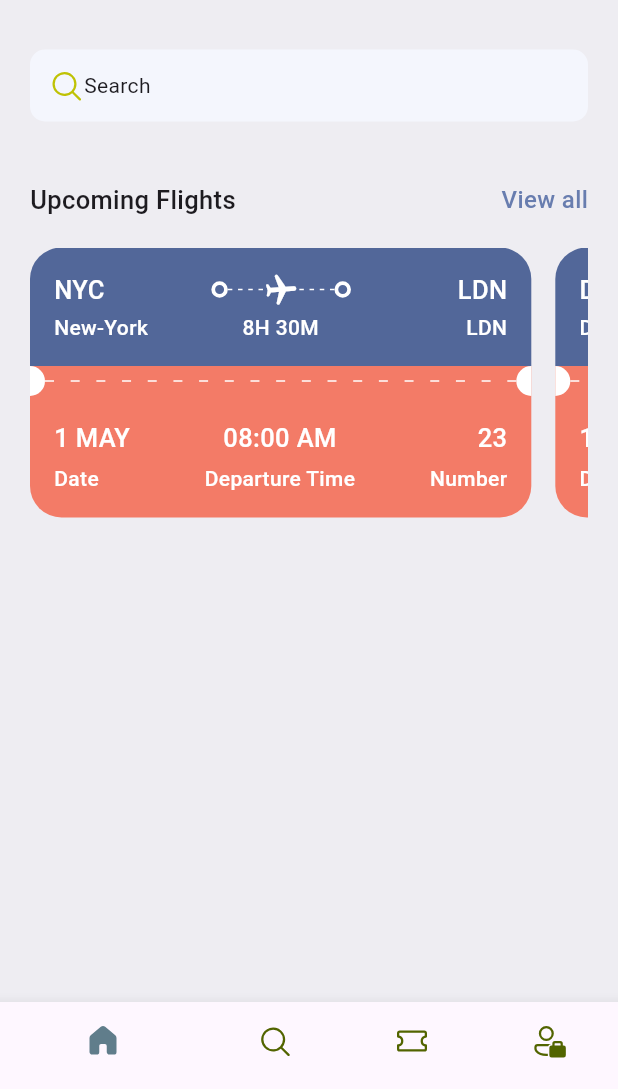
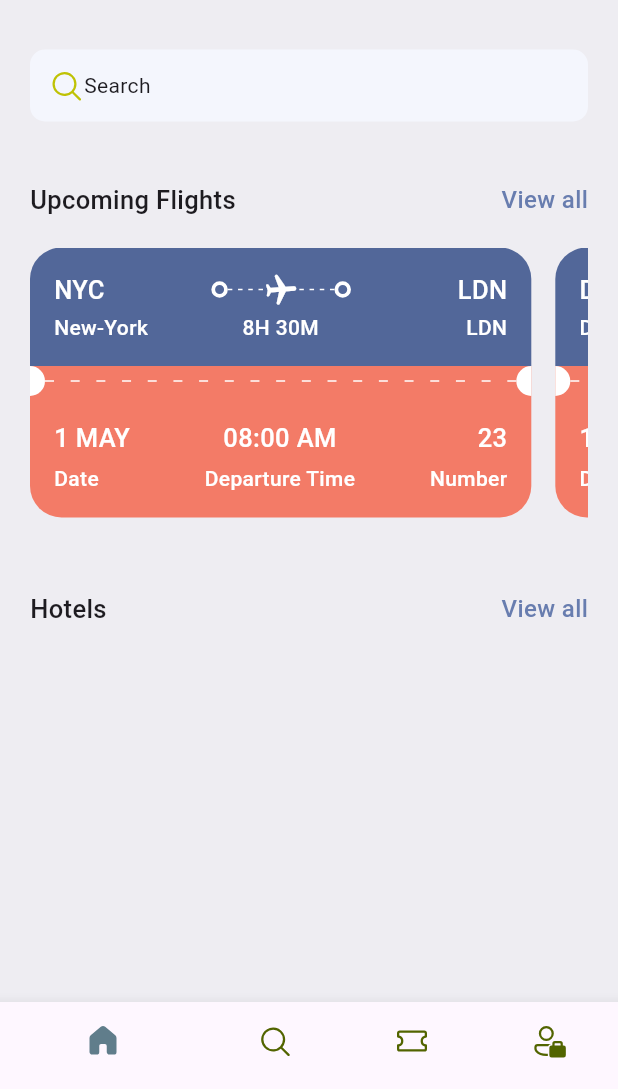
Before and after one commit to prajaktagai11/ticket_book, a Flutter app: the screen it shows after launch, on a phone screen of 412 x 824 dp, the part 147-1236 px from its top. Run offline on Flutter 3.47's test engine with Material 3 defaults, Android fonts, the phone set to English and light mode, and no system bars; our stand-ins replace fluentui_icons.

Commit message:
first commit

```diff
--- a/lib/base/widgets/app_double_text.dart
+++ b/lib/base/widgets/app_double_text.dart
@@ -1,13 +1,16 @@
 import 'package:flutter/material.dart';
 import 'package:ticket_book/base/res/styles/app_styles.dart';
-import 'package:ticket_book/screens/all_tickets.dart';
 
 class AppDoubleText extends StatelessWidget {
   const AppDoubleText(
-      {super.key, required this.bigText, required this.smallText});
+      {super.key,
+      required this.bigText,
+      required this.smallText,
+      required this.func});
 
   final String bigText;
   final String smallText;
+  final VoidCallback func;
 
   @override
   Widget build(BuildContext context) {
@@ -19,14 +22,11 @@ class AppDoubleText extends StatelessWidget {
           style: AppStyles.headlineStyle3,
         ),
         InkWell(
-            onTap: () {
-Navigator.push(context, MaterialPageRoute(builder: (context)=> AllTickets()));
-            },
+            onTap: func,
             child: Text(
               smallText,
-              style: AppStyles.textStyle.copyWith(
-                color: AppStyles.primaryColor
-              ),
+              style:
+                  AppStyles.textStyle.copyWith(color: AppStyles.primaryColor),
             )),
       ],
     );
--- a/lib/base/widgets/ticket_view.dart
+++ b/lib/base/widgets/ticket_view.dart
@@ -9,9 +9,10 @@ import 'package:ticket_book/base/widgets/textstyle_third.dart';
 import 'big_circle.dart';
 
 class TicketView extends StatelessWidget {
-  const TicketView({super.key, required this.ticket});
+  const TicketView({super.key, required this.ticket, this.wholeScreen = false});
 
   final Map<String, dynamic> ticket;
+  final bool wholeScreen;
 
   @override
   Widget build(BuildContext context) {
@@ -20,7 +21,7 @@ class TicketView extends StatelessWidget {
       width: size.width * 0.85,
       height: 189,
       child: Container(
-        margin: const EdgeInsets.only(right: 16),
+        margin: EdgeInsets.only(right: wholeScreen == true ? 0 : 16),
         child: Column(
           children: [
             Container(
--- a/lib/main.dart
+++ b/lib/main.dart
@@ -1,4 +1,5 @@
 import 'package:flutter/material.dart';
+import 'package:ticket_book/screens/all_tickets.dart';
 
 import 'base/bottom_nav_bar.dart';
 
@@ -12,9 +13,12 @@ class MyApp extends StatelessWidget {
   // This widget is the root of your application.
   @override
   Widget build(BuildContext context) {
-    return const MaterialApp(
+    return MaterialApp(
       debugShowCheckedModeBanner: false,
-      home: BottomNavBar(),
+      routes: {
+        "/": (context) => const BottomNavBar(),
+        "/all_tickets": (context) => const AllTickets()
+      },
     );
   }
 }
--- a/lib/screens/all_tickets.dart
+++ b/lib/screens/all_tickets.dart
@@ -17,7 +17,9 @@ class AllTickets extends StatelessWidget {
             scrollDirection: Axis.vertical,
             child: Column(
               children: ticketList
-                  .map((singleTicket) => TicketView(ticket: singleTicket))
+                  .map((singleTicket) => Container(
+                      margin: const EdgeInsets.only(bottom: 20),
+                      child: TicketView(ticket: singleTicket,wholeScreen: true,)))
                   .toList(),
             ),
           )
--- a/lib/screens/home_screen.dart
+++ b/lib/screens/home_screen.dart
@@ -61,7 +61,7 @@ class _HomeScreenState extends State<HomeScreen> {
                 ),
                 Container(
                   padding:
-                      const EdgeInsets.symmetric(horizontal: 12, vertical: 12),
+                  const EdgeInsets.symmetric(horizontal: 12, vertical: 12),
                   decoration: BoxDecoration(
                       borderRadius: BorderRadius.circular(10),
                       color: const Color(0xFFF4F6FD)),
@@ -78,18 +78,25 @@ class _HomeScreenState extends State<HomeScreen> {
                 const SizedBox(
                   height: 40,
                 ),
-                const AppDoubleText(
-                    bigText: "Upcoming Flights", smallText: "View all"),
+                AppDoubleText(
+                  bigText: "Upcoming Flights", smallText: "View all", func: () {
+                  Navigator.pushNamed(context, "/all_tickets");
+                },),
                 const SizedBox(
                   height: 20,
                 ),
                 SingleChildScrollView(
-                  scrollDirection: Axis.horizontal,
+                    scrollDirection: Axis.horizontal,
                     child: Row(
-                      children: ticketList.take(2).map((singleTicket) =>
-                        TicketView(ticket:singleTicket)
-                    ).toList()
-                    ))
+                        children: ticketList.take(2).map((singleTicket) =>
+                            TicketView(ticket: singleTicket)
+                        ).toList()
+                    )),
+                const SizedBox(
+                  height: 40,
+                ),
+                 AppDoubleText(
+                    bigText: "Hotels", smallText: "View all", func: () { Navigator.pushNamed(context, "/all_hotels"); },),
               ],
             ),
           ),
```
